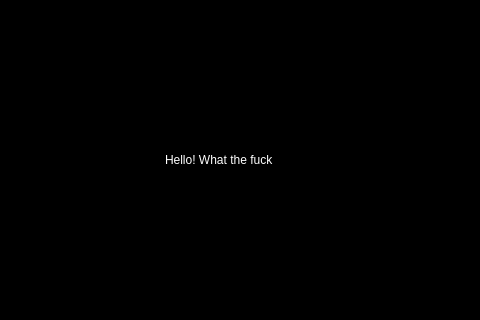
The window that modbus-application/settings.ui (Wolkabout/offset-printing-machine-simulator-application) describes before a commit, drawn with Qt 5; both pictures show x 155 to 635 and y 100 to 420 of the 800 by 528 pixel window.
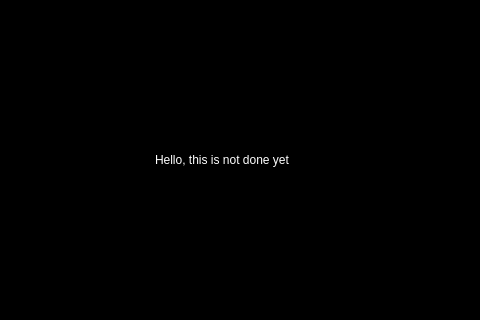
The same window after the commit.

Commit message: Fixed logs not writing number

Diff of the .ui file:
```diff
--- a/modbus-application/settings.ui
+++ b/modbus-application/settings.ui
@@ -25,14 +25,14 @@
   <widget class="QLabel" name="label">
    <property name="geometry">
     <rect>
-     <x>320</x>
+     <x>310</x>
      <y>250</y>
-     <width>151</width>
+     <width>171</width>
      <height>20</height>
     </rect>
    </property>
    <property name="text">
-    <string>Hello! What the fuck</string>
+    <string>Hello, this is not done yet</string>
    </property>
   </widget>
  </widget>
```
The commit also changes 2 other files.
